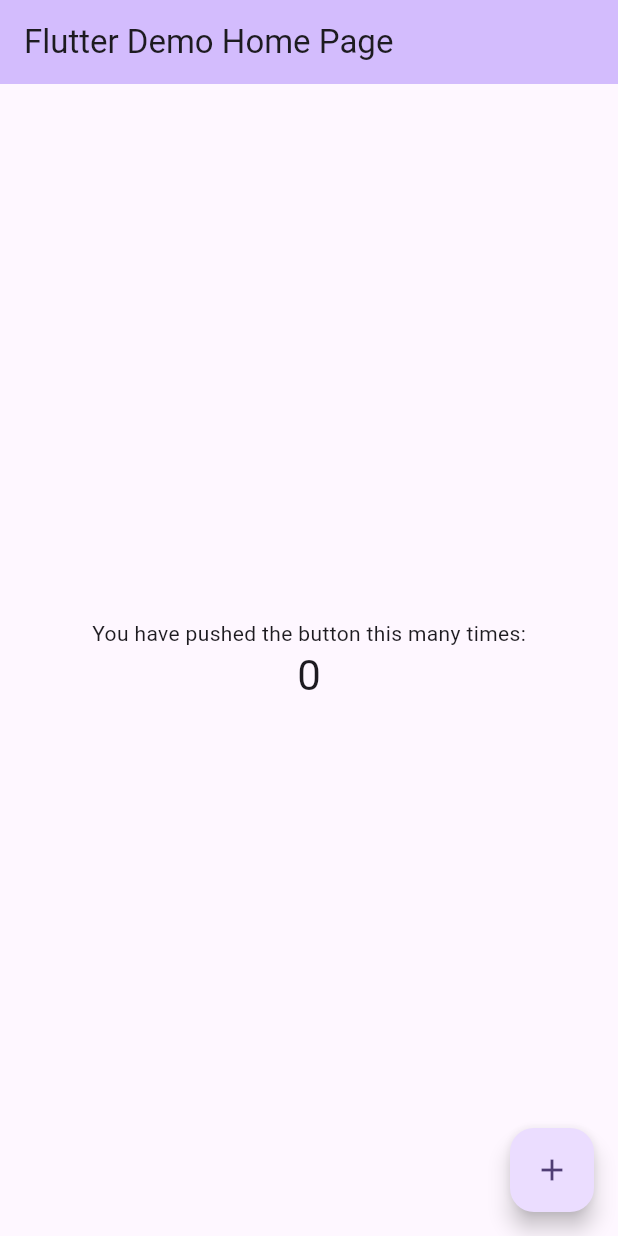
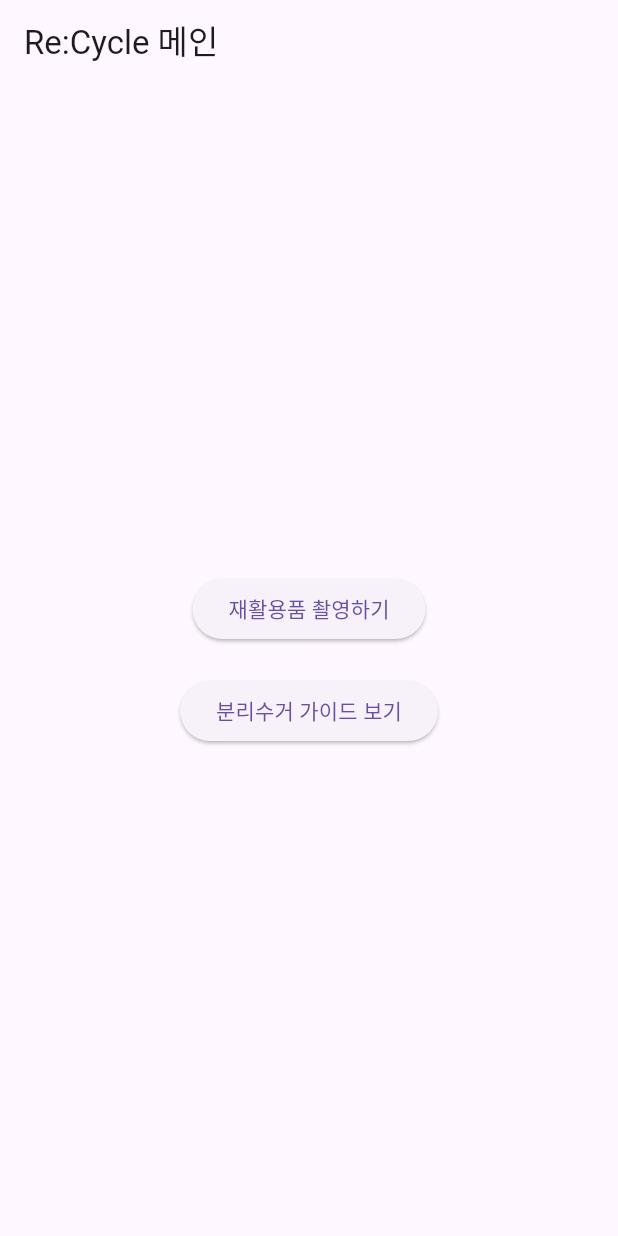
Before and after one commit to MoonsDe/GNU_REAL_PBL, a Flutter app: the screen it shows after launch, on a phone screen of 412 x 824 dp. Run offline on Flutter 3.47's test engine with Material 3 defaults, Android fonts, the light colour scheme and no system bars.

Commit message:
screens 폴더 추가
screens 추가 및 main_screen 제작

```diff
--- a/lib/main.dart
+++ b/lib/main.dart
@@ -1,4 +1,6 @@
 import 'package:flutter/material.dart';
+import 'package:gnu_real_pbl/screens/main_screen.dart';
+
 
 void main() {
   runApp(const MyApp());
@@ -7,116 +9,17 @@ void main() {
 class MyApp extends StatelessWidget {
   const MyApp({super.key});
 
-  // This widget is the root of your application.
   @override
   Widget build(BuildContext context) {
     return MaterialApp(
-      title: 'Flutter Demo',
+      title: 'Re:Cycle',
       theme: ThemeData(
-        // This is the theme of your application.
-        //
-        // TRY THIS: Try running your application with "flutter run". You'll see
-        // the application has a purple toolbar. Then, without quitting the app,
-        // try changing the seedColor in the colorScheme below to Colors.green
-        // and then invoke "hot reload" (save your changes or press the "hot
-        // reload" button in a Flutter-supported IDE, or press "r" if you used
-        // the command line to start the app).
-        //
-        // Notice that the counter didn't reset back to zero; the application
-        // state is not lost during the reload. To reset the state, use hot
-        // restart instead.
-        //
-        // This works for code too, not just values: Most code changes can be
-        // tested with just a hot reload.
-        colorScheme: ColorScheme.fromSeed(seedColor: Colors.deepPurple),
+        primarySwatch: Colors.green,
       ),
-      home: const MyHomePage(title: 'Flutter Demo Home Page'),
+      debugShowCheckedModeBanner: false,
+
+
+      home: const MainScreen(),
     );
   }
 }
-
-class MyHomePage extends StatefulWidget {
-  const MyHomePage({super.key, required this.title});
-
-  // This widget is the home page of your application. It is stateful, meaning
-  // that it has a State object (defined below) that contains fields that affect
-  // how it looks.
-
-  // This class is the configuration for the state. It holds the values (in this
-  // case the title) provided by the parent (in this case the App widget) and
-  // used by the build method of the State. Fields in a Widget subclass are
-  // always marked "final".
-
-  final String title;
-
-  @override
-  State<MyHomePage> createState() => _MyHomePageState();
-}
-
-class _MyHomePageState extends State<MyHomePage> {
-  int _counter = 0;
-
-  void _incrementCounter() {
-    setState(() {
-      // This call to setState tells the Flutter framework that something has
-      // changed in this State, which causes it to rerun the build method below
-      // so that the display can reflect the updated values. If we changed
-      // _counter without calling setState(), then the build method would not be
-      // called again, and so nothing would appear to happen.
-      _counter++;
-    });
-  }
-
-  @override
-  Widget build(BuildContext context) {
-    // This method is rerun every time setState is called, for instance as done
-    // by the _incrementCounter method above.
-    //
-    // The Flutter framework has been optimized to make rerunning build methods
-    // fast, so that you can just rebuild anything that needs updating rather
-    // than having to individually change instances of widgets.
-    return Scaffold(
-      appBar: AppBar(
-        // TRY THIS: Try changing the color here to a specific color (to
-        // Colors.amber, perhaps?) and trigger a hot reload to see the AppBar
-        // change color while the other colors stay the same.
-        backgroundColor: Theme.of(context).colorScheme.inversePrimary,
-        // Here we take the value from the MyHomePage object that was created by
-        // the App.build method, and use it to set our appbar title.
-        title: Text(widget.title),
-      ),
-      body: Center(
-        // Center is a layout widget. It takes a single child and positions it
-        // in the middle of the parent.
-        child: Column(
-          // Column is also a layout widget. It takes a list of children and
-          // arranges them vertically. By default, it sizes itself to fit its
-          // children horizontally, and tries to be as tall as its parent.
-          //
-          // Column has various properties to control how it sizes itself and
-          // how it positions its children. Here we use mainAxisAlignment to
-          // center the children vertically; the main axis here is the vertical
-          // axis because Columns are vertical (the cross axis would be
-          // horizontal).
-          //
-          // TRY THIS: Invoke "debug painting" (choose the "Toggle Debug Paint"
-          // action in the IDE, or press "p" in the console), to see the
-          // wireframe for each widget.
-          mainAxisAlignment: MainAxisAlignment.center,
-          children: <Widget>[
-            const Text('You have pushed the button this many times:'),
-            Text(
-              '$_counter',
-              style: Theme.of(context).textTheme.headlineMedium,
-            ),
-          ],
-        ),
-      ),
-      floatingActionButton: FloatingActionButton(
-        onPressed: _incrementCounter,
-        tooltip: 'Increment',
-        child: const Icon(Icons.add),
-      ), // This trailing comma makes auto-formatting nicer for build methods.
-    );
-  }
-}
--- /dev/null
+++ b/lib/screens/main_screen.dart
@@ -0,0 +1,28 @@
+// lib/screens/main_screen.dart
+
+import 'package:flutter/material.dart';
+
+class MainScreen extends StatelessWidget {
+  const MainScreen({super.key});
+
+  @override
+  Widget build(BuildContext context) {
+    // Scaffold는 화면의 기본 뼈대(상단바, 본문)를 제공합니다.
+    return Scaffold(
+      appBar: AppBar(title: const Text('Re:Cycle 메인')),
+      body: Center(
+        child: Column(
+          mainAxisAlignment: MainAxisAlignment.center, // 자식들을 세로 중앙에 배치
+          children: [
+            // 1. 재활용품 촬영 버튼 (임시)
+            ElevatedButton(onPressed: () {}, child: const Text('재활용품 촬영하기')),
+
+            const SizedBox(height: 20), // 버튼 사이에 간격 주기
+            // 2. 분리수거 가이드 버튼 (임시)
+            ElevatedButton(onPressed: () {}, child: const Text('분리수거 가이드 보기')),
+          ],
+        ),
+      ),
+    );
+  }
+}
```
